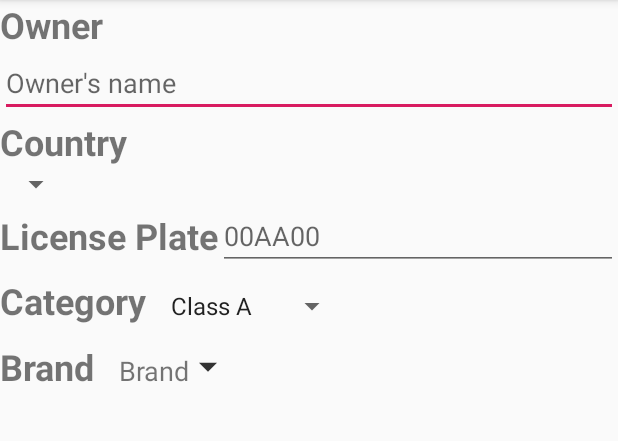
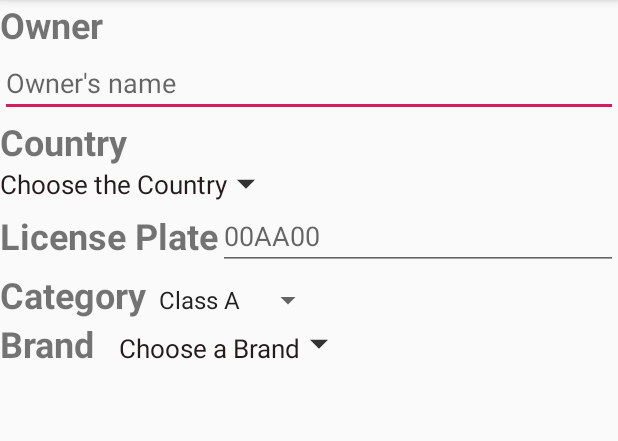
Before and after one commit to jorgeta1996/ProjetoPDM, an Android app: the AddActivity screen opened directly, with no data from a screen before it, on a phone screen of 412 x 824 dp, the part 84-525 px from its top. Run offline under Robolectric (Android 15) with nearby library versions, the light colour scheme and no system bars; libraries missing offline, so code that uses them is left out: in.galaxyofandroid.spinerdialog; 1 statement that could not run was skipped.

Commit message:
Métodos onClick Spinners

```diff
--- a/app/src/main/java/pt/ipleiria/projetopdm/AddActivity.java
+++ b/app/src/main/java/pt/ipleiria/projetopdm/AddActivity.java
@@ -7,7 +7,6 @@ import android.view.Menu;
 import android.view.MenuItem;
 import android.view.View;
 import android.widget.AdapterView;
-import android.widget.ArrayAdapter;
 import android.widget.Spinner;
 import android.widget.TextView;
 
@@ -25,6 +24,7 @@ public class AddActivity extends AppCompatActivity {
     private SpinnerDialog spinnerDialog;
     private ArrayList<String> items;
     private TextView textViewSpinnerDialog;
+    private TextView textViewSpinnerCountriesDialog;
 
     @Override
     protected void onCreate(Bundle savedInstanceState) {
@@ -32,13 +32,9 @@ public class AddActivity extends AppCompatActivity {
         setContentView(R.layout.activity_add);
 
         Spinner spinnerVehicle = findViewById(R.id.spinnerVehicle);
-        Spinner spinnerCountries = findViewById(R.id.spinnerCountries);
         textViewSpinnerDialog = findViewById(R.id.SpinnerMarcas);
+        textViewSpinnerCountriesDialog = findViewById(R.id.SpinnerCountries);
 
-
-        ArrayAdapter<String> adapterSpinnerVehicle = new ArrayAdapter<>(AddActivity.this, android.R.layout.simple_list_item_1, getResources().getStringArray(R.array.classes));
-        adapterSpinnerVehicle.setDropDownViewResource(android.R.layout.simple_spinner_dropdown_item);
-        spinnerVehicle.setAdapter(adapterSpinnerVehicle);
 
         spinnerVehicle.setOnItemSelectedListener(new AdapterView.OnItemSelectedListener() {
             @Override
@@ -59,11 +55,6 @@ public class AddActivity extends AppCompatActivity {
             public void onNothingSelected(AdapterView<?> parent) {
             }
         });
-//        ArrayAdapter<String> adapterSpinnerCountries = new ArrayAdapter<>(AddActivity.this, android.R.layout.simple_list_item_1, getResources().getStringArray(R.array.countries));
-//        adapterSpinnerCountries.setDropDownViewResource(android.R.layout.simple_spinner_dropdown_item);
-//        spinnerCountries.setAdapter(adapterSpinnerCountries);
-
-
 
     }
 
@@ -80,7 +71,6 @@ public class AddActivity extends AppCompatActivity {
         dialog.setPositiveButton(R.string.ok, new DialogInterface.OnClickListener() {
             @Override
             public void onClick(DialogInterface dialogInterface, int i) {
-                return;
             }
         });
 
@@ -99,4 +89,16 @@ public class AddActivity extends AppCompatActivity {
             }
         });
     }
+
+    public void onClickSpinnerCountries(View view) {
+        ArrayList<String> countries = new ArrayList<>(Arrays.asList(getResources().getStringArray(R.array.countries)));
+        spinnerDialog = new SpinnerDialog(AddActivity.this, countries, "Select items");
+        spinnerDialog.showSpinerDialog();
+        spinnerDialog.bindOnSpinerListener(new OnSpinerItemClick() {
+            @Override
+            public void onClick(String item, int position) {
+                textViewSpinnerCountriesDialog.setText(item);
+            }
+        });
+    }
 }
--- a/app/src/main/res/layout/activity_add.xml
+++ b/app/src/main/res/layout/activity_add.xml
@@ -29,10 +29,31 @@
         android:textSize="24sp"
         android:textStyle="bold" />
 
-    <Spinner
-        android:id="@+id/spinnerCountries"
-        android:layout_width="wrap_content"
-        android:layout_height="wrap_content" />
+    <LinearLayout
+        android:layout_width="match_parent"
+        android:layout_height="wrap_content"
+        android:orientation="horizontal">
+
+        <TextView
+            android:id="@+id/SpinnerCountries"
+            android:layout_width="wrap_content"
+            android:layout_height="wrap_content"
+            android:clickable="true"
+            android:focusable="true"
+            android:onClick="onClickSpinnerCountries"
+            android:text="@string/textView_SpinnerCountries"
+            android:textColor="#241B1B"
+            android:textSize="17sp" />
+
+        <ImageButton
+            android:id="@+id/buttonSpinnerCountries"
+            android:layout_width="wrap_content"
+            android:layout_height="wrap_content"
+            android:background="#00FFFFFF"
+            android:contentDescription="@string/textView_Make"
+            android:onClick="onClickSpinnerCountries"
+            app:srcCompat="@drawable/ic_arrow_dropdown" />
+    </LinearLayout>
 
     <LinearLayout
         android:layout_width="match_parent"
@@ -76,7 +97,8 @@
         <Spinner
             android:id="@+id/spinnerVehicle"
             android:layout_width="wrap_content"
-            android:layout_height="wrap_content" />
+            android:layout_height="wrap_content"
+            android:entries="@array/classes" />
 
     </LinearLayout>
 
@@ -101,12 +123,16 @@
             android:id="@+id/SpinnerMarcas"
             android:layout_width="wrap_content"
             android:layout_height="wrap_content"
+            android:clickable="true"
             android:gravity="center|start"
-            android:text="@string/textView_Make"
-            android:textSize="18sp" />
+            android:onClick="onClickSpinnerMarcas"
+            android:text="@string/textView_SpinnerMarcas"
+            android:textColor="#241B1B"
+            android:textSize="17sp"
+            android:focusable="true" />
 
         <ImageButton
-            android:id="@+id/imageButton"
+            android:id="@+id/buttonSpinnerMarcas"
             android:layout_width="wrap_content"
             android:layout_height="match_parent"
             android:background="#00FFFFFF"
--- a/app/src/main/res/values/strings.xml
+++ b/app/src/main/res/values/strings.xml
@@ -389,4 +389,6 @@
     <string name="icon_infoText"><b>Class A</b>\nVehicles with two wheels.\n\n<b>Class B</b>\nWeight: Máx 3500Kg\nPassengers: Máx 9\n\n<b>Class C</b>\nWeight: >3500Kg\nPassengers: Máx 9\n\n<b>Class D</b>\nPassengers: >9</string>
     <string name="icon_infoTitle">Information</string>
     <string name="ok" translatable="false">OK</string>
+    <string name="textView_SpinnerMarcas">Choose a Brand</string>
+    <string name="textView_SpinnerCountries">Choose the Country</string>
 </resources>
```
Also changed, not shown: 1 other file.
